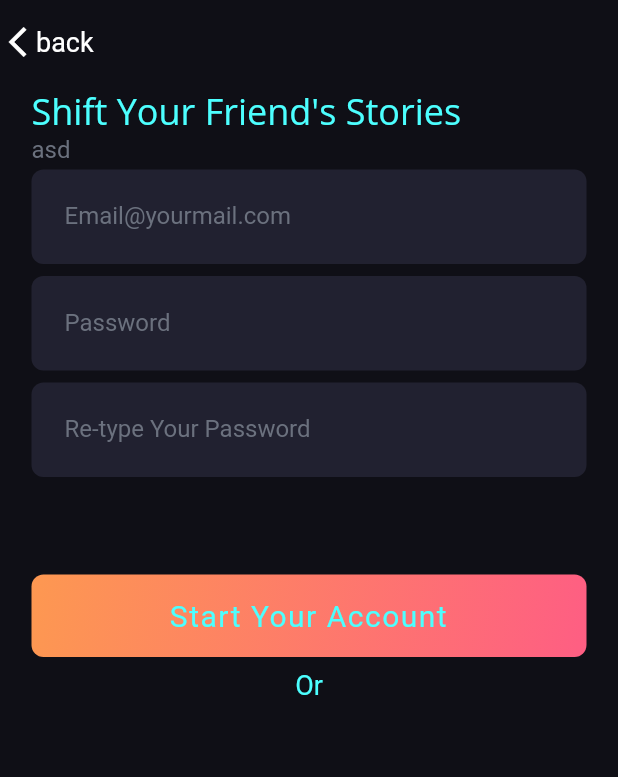
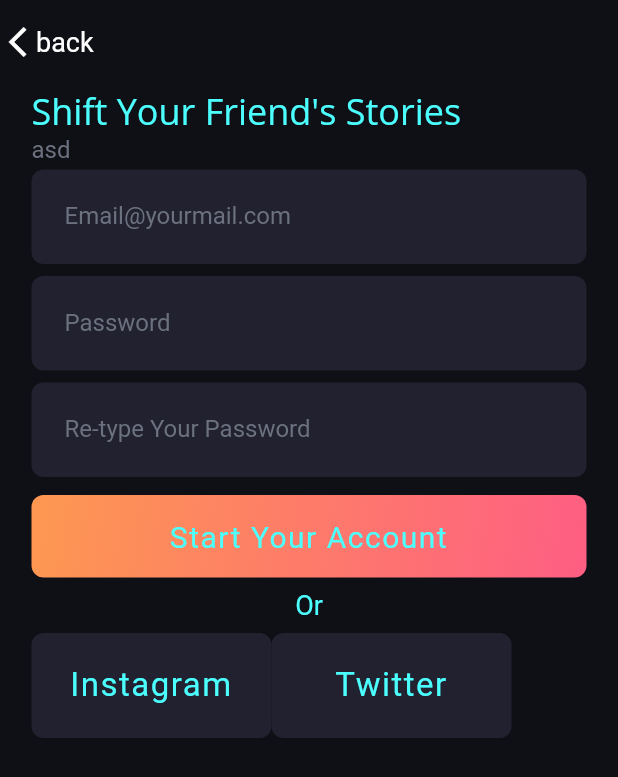
Before and after one commit to hassan-zafar/shifftie, a Flutter app: the RegisterPage screen opened directly, on a phone screen of 412 x 824 dp. Shown: the top 777 px of the screen. Run offline on Flutter 3.47's test engine with Material 2 defaults, Android fonts, the phone set to English and light mode, and no system bars; our stand-ins replace cached_network_image, fl_chart, flutter_bloc, flutter_phoenix, flutter_svg, google_fonts and 1 more; missing offline and left inert: animation_wrappers.

Commit message:
tweeked alot of small things

```diff
--- a/lib/Auth/Registration/UI/register_page.dart
+++ b/lib/Auth/Registration/UI/register_page.dart
@@ -1,5 +1,6 @@
 import 'package:animation_wrappers/animation_wrappers.dart';
 import 'package:flutter/material.dart';
+import 'package:shifftie/Auth/interests_page.dart';
 import 'package:shifftie/Auth/pronoun_page.dart';
 import 'package:shifftie/Components/custom_text_button.dart';
 import 'package:shifftie/Components/entry_field.dart';
@@ -90,7 +91,8 @@ class _RegisterFormState extends State<RegisterForm> {
 
             //continue button
             CustomTextButton(
-                text: 'Start Your Account',isGradient: true,
+                text: 'Start Your Account',
+                isGradient: true,
                 onTap: () {
                   Navigator.of(context).push(MaterialPageRoute(
                     builder: (context) => const PronounPage(),
@@ -100,6 +102,26 @@ class _RegisterFormState extends State<RegisterForm> {
               'Or',
               textAlign: TextAlign.center,
             ),
+            Row(
+              children: [
+                CustomTextButtonIntr(
+                    text: 'Instagram',
+                    isGradient: false,
+                    onTap: () {
+                      Navigator.of(context).push(MaterialPageRoute(
+                        builder: (context) => const PronounPage(),
+                      ));
+                    }),
+                CustomTextButtonIntr(
+                    text: 'Twitter',
+                    isGradient: false,
+                    onTap: () {
+                      Navigator.of(context).push(MaterialPageRoute(
+                        builder: (context) => const PronounPage(),
+                      ));
+                    }),
+              ],
+            )
           ],
         ),
       ),
--- a/lib/Auth/interests_page.dart
+++ b/lib/Auth/interests_page.dart
@@ -189,6 +189,7 @@ class CustomTextButtonIntr extends StatefulWidget {
       this.height,
       this.fontSize,
       this.width,
+      this.color,
       Key? key})
       : super(key: key);
   final String text;
@@ -197,7 +198,7 @@ class CustomTextButtonIntr extends StatefulWidget {
   final double? height;
   final double? width;
   final double? fontSize;
-
+  final Color? color;
   bool? isGradient = true;
   final VoidCallback onTap;
 
@@ -218,7 +219,7 @@ class _CustomTextButtonIntrState extends State<CustomTextButtonIntr> {
         //   horizontal: widget.paddingHor ?? Utilities.padding * 3,
         // ),
         decoration: BoxDecoration(
-          color: textFieldColor,
+          color: widget.color ?? textFieldColor,
           gradient: widget.isGradient!
               ? LinearGradient(
                   colors: [btnGradLeft, btnGradRight],
--- a/lib/BottomNavigation/Explore/explore_page.dart
+++ b/lib/BottomNavigation/Explore/explore_page.dart
@@ -1,9 +1,7 @@
 import 'package:animation_wrappers/animation_wrappers.dart';
-import 'package:carousel_slider/carousel_slider.dart';
 import 'package:flutter/material.dart';
 import 'package:shifftie/Auth/interests_page.dart';
 import 'package:shifftie/BottomNavigation/MyProfile/followers.dart';
-import 'package:shifftie/Components/profile_page_button.dart';
 import 'package:shifftie/Components/thumb_list.dart';
 import 'package:shifftie/Components/titleRow.dart';
 import 'package:shifftie/Locale/locale.dart';
--- a/lib/Shifts/donations_sheet.dart
+++ b/lib/Shifts/donations_sheet.dart
@@ -86,7 +86,7 @@ void donationSheet(BuildContext context) async {
                       Padding(
                         padding: const EdgeInsets.all(20.0),
                         child: Text(
-                          locale.comments!,
+                          'Donations',
                           style: Theme.of(context)
                               .textTheme
                               .headline6!
```
Also changed, not shown: lib/BottomNavigation/bottom_navigation.dart (+21 -5 lines).
